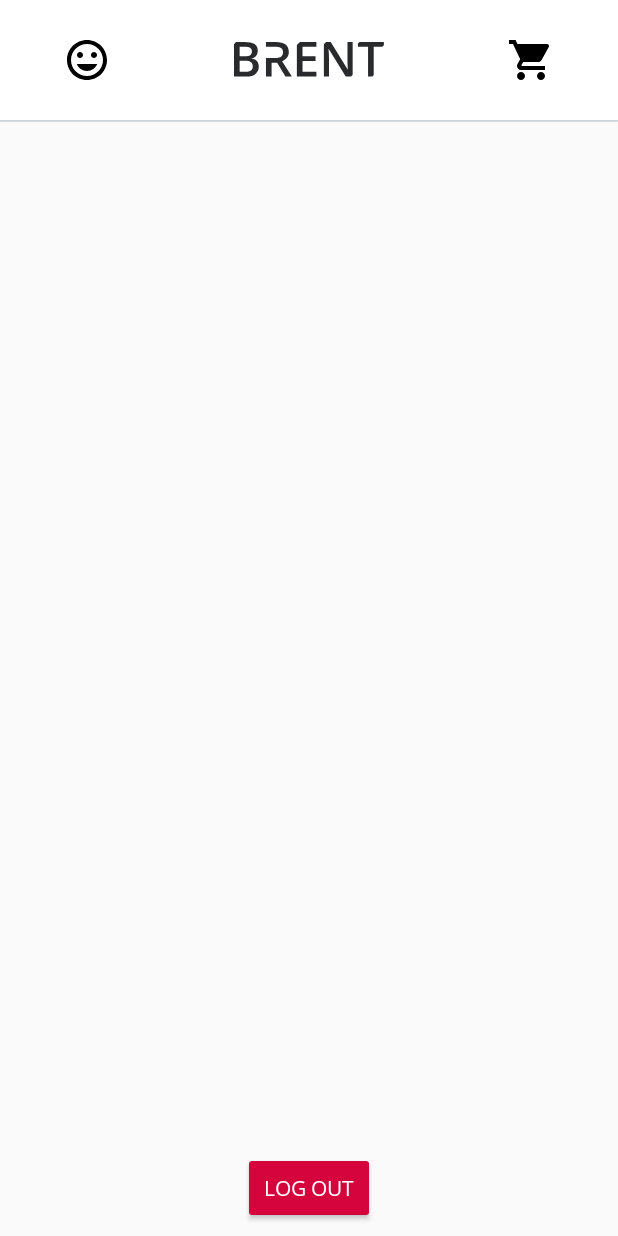
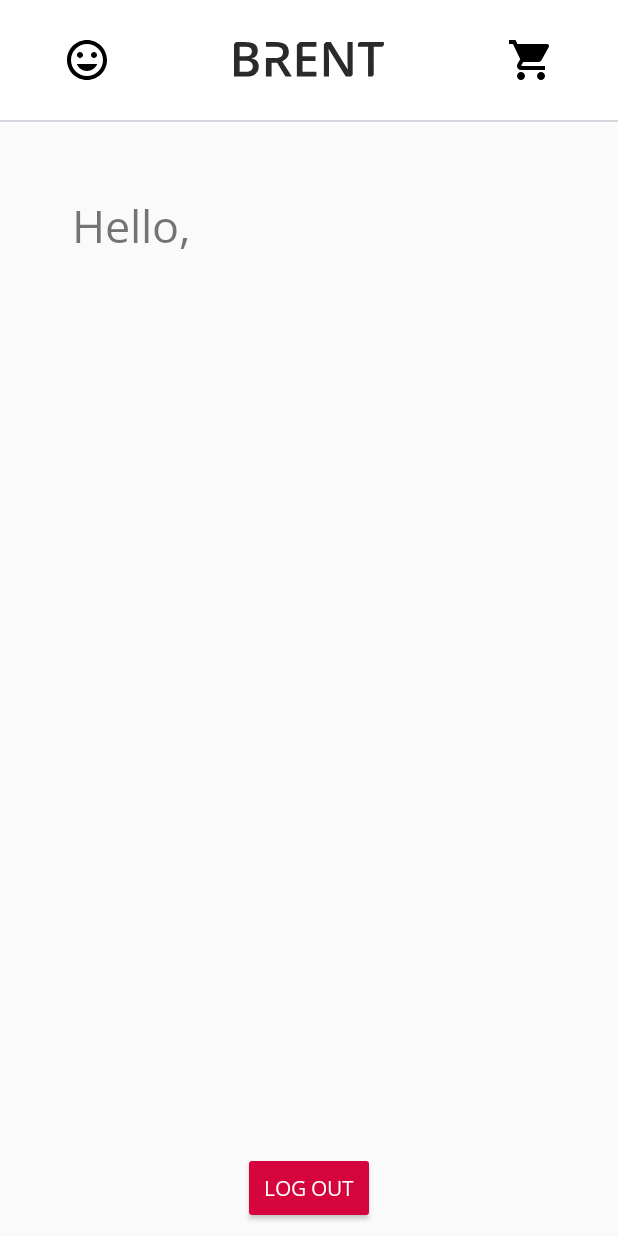
Before and after one commit to auddiolafs/brent-android, an Android app: the screen it shows after launch once a user with an empty profile is signed in (UserActivity), after a tap on an icon or button, on a phone screen of 412 x 824 dp. Run offline under Robolectric (Android 15) with nearby library versions, the phone set to English and light mode, and no system bars; our stand-ins replace Firebase (no records; nobody signed in at launch, a user with empty details on screens opened directly); 2 statements that could not run were skipped.

Commit message:
User Page

```diff
--- a/app/src/main/java/is/hi/hbv601g/brent/activities/UserActivity.java
+++ b/app/src/main/java/is/hi/hbv601g/brent/activities/UserActivity.java
@@ -2,6 +2,7 @@ package is.hi.hbv601g.brent.activities;
 
 import android.content.Intent;
 import android.os.Bundle;
+import android.util.Log;
 import android.view.MenuItem;
 import android.view.View;
 import android.widget.Button;
@@ -21,6 +22,8 @@ public class UserActivity extends CurrentActivity {
     ImageButton toolbarCart;
 
     Button mLogoutButton;
+
+    TextView mDisplayname;
 
     FirebaseAuth mAuth;
     FirebaseApp mApp;
@@ -66,7 +69,11 @@ public class UserActivity extends CurrentActivity {
             }
         });
 
+        Log.d("UserAc", mAuth.getCurrentUser().getDisplayName());
+
         mLogoutButton = findViewById(R.id.logoutButton);
+        mDisplayname = findViewById(R.id.user_name_text);
+        mDisplayname.setText(mAuth.getCurrentUser().getDisplayName());
 
         mLogoutButton.setOnClickListener(new View.OnClickListener() {
             @Override
--- a/app/src/main/res/layout/activity_user.xml
+++ b/app/src/main/res/layout/activity_user.xml
@@ -22,4 +22,28 @@
         app:layout_constraintEnd_toEndOf="parent"
         app:layout_constraintStart_toStartOf="parent" />
 
+    <TextView
+        android:id="@+id/user_name_text"
+        android:layout_width="wrap_content"
+        android:layout_height="wrap_content"
+        android:layout_marginStart="8dp"
+        android:layout_marginTop="48dp"
+        android:fontFamily="@font/open_sans_semibold"
+        android:text="TextView"
+        android:textColor="@android:color/black"
+        android:textSize="30sp"
+        app:layout_constraintStart_toEndOf="@+id/textView4"
+        app:layout_constraintTop_toBottomOf="@+id/toolbar" />
+
+    <TextView
+        android:id="@+id/textView4"
+        android:layout_width="wrap_content"
+        android:layout_height="wrap_content"
+        android:layout_marginStart="48dp"
+        android:layout_marginTop="48dp"
+        android:text="Hello, "
+        android:textSize="30sp"
+        app:layout_constraintStart_toStartOf="parent"
+        app:layout_constraintTop_toBottomOf="@+id/toolbar" />
+
 </android.support.constraint.ConstraintLayout>
```
Also changed, not shown: app/src/main/res/drawable/rectangle_box.xml (added, +14 -0 lines).
